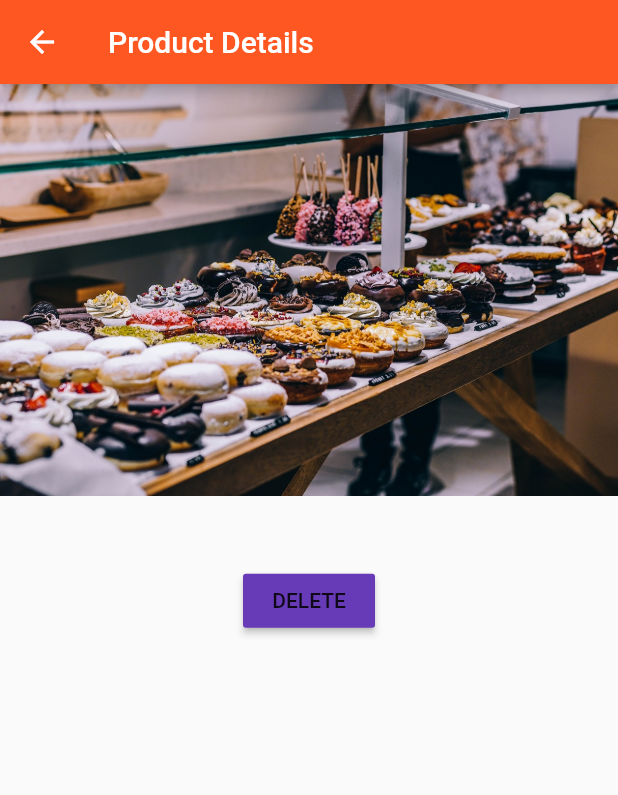
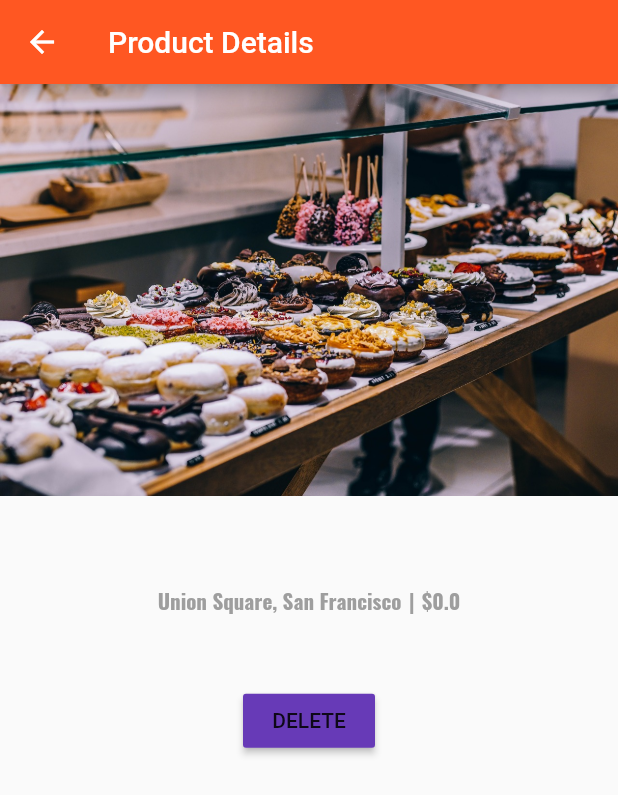
Before and after one commit to abhilashkr31/flutter_course, a Flutter app: the ProductsAdminPage screen opened by its route, after a tap on "Save", after a tap on the "info" icon, on a phone screen of 412 x 824 dp. Shown: the top 795 px of the screen. Run offline on Flutter 3.47's test engine with Material 2 defaults, Android fonts, the phone set to English and light mode, and no system bars.

Commit message:
product-manager: Reorganise code to make more granular
This change further modifies the App to reorganise the
code and make it more readable by modularising the same.

```diff
--- a/lib/main.dart
+++ b/lib/main.dart
@@ -58,7 +58,10 @@ class _MyAppState extends State<MyApp> {
           final int index = int.parse(pathElements[2]);
           return MaterialPageRoute<bool>(
             builder: (BuildContext context) => ProductPage(
-                _products[index]['title'], _products[index]['image']),
+                _products[index]['title'],
+                _products[index]['image'],
+                _products[index]['price'],
+                _products[index]['description']),
           );
         }
         return null;
--- a/lib/pages/auth.dart
+++ b/lib/pages/auth.dart
@@ -12,6 +12,59 @@ class _AuthPageState extends State<AuthPage> {
   String _passwordValue;
   bool _acceptTerms = false;
 
+  DecorationImage _buildBackgroundImage() {
+    return DecorationImage(
+      fit: BoxFit.cover,
+      colorFilter:
+          ColorFilter.mode(Colors.black.withOpacity(0.5), BlendMode.dstATop),
+      image: AssetImage("assets/background.jpg"),
+    );
+  }
+
+  Widget _buildEmailTextField() {
+    return TextField(
+      decoration: InputDecoration(
+          labelText: "E-Mail", filled: true, fillColor: Colors.white),
+      keyboardType: TextInputType.emailAddress,
+      onChanged: (String value) {
+        setState(() {
+          _emailValue = value;
+        });
+      },
+    );
+  }
+
+  Widget _buildPasswordTextField() {
+    return TextField(
+      decoration: InputDecoration(
+          labelText: "Password", filled: true, fillColor: Colors.white),
+      obscureText: true,
+      onChanged: (String value) {
+        setState(() {
+          _passwordValue = value;
+        });
+      },
+    );
+  }
+
+  Widget _buildAcceptSwitch() {
+    return SwitchListTile(
+      value: _acceptTerms,
+      onChanged: (bool value) {
+        setState(() {
+          _acceptTerms = value;
+        });
+      },
+      title: Text("Accept Terms"),
+    );
+  }
+
+  void _submitForm() {
+    print(_emailValue);
+    print(_passwordValue);
+    Navigator.pushReplacementNamed(context, '/products');
+  }
+
   @override
   Widget build(BuildContext context) {
     return Scaffold(
@@ -20,62 +73,23 @@ class _AuthPageState extends State<AuthPage> {
       ),
       body: Container(
         decoration: BoxDecoration(
-          image: DecorationImage(
-            fit: BoxFit.cover,
-            colorFilter: ColorFilter.mode(
-                Colors.black.withOpacity(0.5), BlendMode.dstATop),
-            image: AssetImage("assets/background.jpg"),
-          ),
+          image: _buildBackgroundImage(),
         ),
         padding: EdgeInsets.all(10.0),
         child: Center(
           child: SingleChildScrollView(
             child: Column(
               children: <Widget>[
-                TextField(
-                  decoration: InputDecoration(
-                      labelText: "E-Mail",
-                      filled: true,
-                      fillColor: Colors.white),
-                  keyboardType: TextInputType.emailAddress,
-                  onChanged: (String value) {
-                    setState(() {
-                      _emailValue = value;
-                    });
-                  },
-                ),
+                _buildEmailTextField(),
                 SizedBox(height: 10.0),
-                TextField(
-                  decoration: InputDecoration(
-                      labelText: "Password",
-                      filled: true,
-                      fillColor: Colors.white),
-                  obscureText: true,
-                  onChanged: (String value) {
-                    setState(() {
-                      _passwordValue = value;
-                    });
-                  },
-                ),
-                SwitchListTile(
-                  value: _acceptTerms,
-                  onChanged: (bool value) {
-                    setState(() {
-                      _acceptTerms = value;
-                    });
-                  },
-                  title: Text("Accept Terms"),
-                ),
+                _buildPasswordTextField(),
+                _buildAcceptSwitch(),
                 SizedBox(height: 10.0),
                 RaisedButton(
                   color: Theme.of(context).primaryColor,
                   textColor: Colors.white,
                   child: Text("Login"),
-                  onPressed: () {
-                    print(_emailValue);
-                    print(_passwordValue);
-                    Navigator.pushReplacementNamed(context, '/products');
-                  },
+                  onPressed: _submitForm,
                 ),
               ],
             ),
--- a/lib/pages/product.dart
+++ b/lib/pages/product.dart
@@ -1,10 +1,14 @@
 import 'package:flutter/material.dart';
+
+import '../widgets/products/ui_elements/title_default.dart';
 
 class ProductPage extends StatelessWidget {
   final String title;
+  final String description;
+  final double price;
   final String imageUrl;
 
-  ProductPage(this.title, this.imageUrl);
+  ProductPage(this.title, this.imageUrl, this.price, this.description);
 
   _showWarningDialog(BuildContext context) {
     showDialog(
@@ -33,6 +37,32 @@ class ProductPage extends StatelessWidget {
     );
   }
 
+  Widget _buildAddressPriceRow() {
+    return Row(
+      mainAxisAlignment: MainAxisAlignment.center,
+      children: <Widget>[
+        Text(
+          "Union Square, San Francisco",
+          style: TextStyle(fontFamily: 'Oswald', color: Colors.grey),
+        ),
+        Container(
+          margin: EdgeInsets.symmetric(horizontal: 5.0),
+          child: Text(
+            '|',
+            style: TextStyle(
+              fontFamily: 'Oswald',
+              color: Colors.grey,
+            ),
+          ),
+        ),
+        Text(
+          "\$$price",
+          style: TextStyle(fontFamily: 'Oswald', color: Colors.grey),
+        ),
+      ],
+    );
+  }
+
   @override
   Widget build(BuildContext context) {
     return WillPopScope(
@@ -50,7 +80,15 @@ class ProductPage extends StatelessWidget {
             Image.asset(imageUrl),
             Container(
               padding: EdgeInsets.all(10.0),
-              child: Text(title),
+              child: TitleDefault(title),
+            ),
+            _buildAddressPriceRow(),
+            Container(
+              padding: EdgeInsets.all(10.0),
+              child: Text(
+                description,
+                textAlign: TextAlign.center,
+              ),
             ),
             Container(
               padding: EdgeInsets.all(10.0),
--- a/lib/pages/product_create.dart
+++ b/lib/pages/product_create.dart
@@ -16,21 +16,19 @@ class _ProductCreatePageState extends State<ProductCreatePage> {
   String _descriptionValue = '';
   double _priceValue = 0.0;
 
-  @override
-  Widget build(BuildContext context) {
-    return Container(
-      margin: EdgeInsets.all(10.0),
-      child: ListView(
-        children: <Widget>[
-          TextField(
+  Widget _buildTitleTextField() {
+    return TextField(
       decoration: InputDecoration(labelText: 'Product Title'),
       onChanged: (String value) {
         setState(() {
           _titleValue = value;
         });
       },
-          ),
-          TextField(
+    );
+  }
+
+  Widget _buildDescriptionTextField() {
+    return TextField(
       maxLines: 4,
       decoration: InputDecoration(labelText: 'Product Description'),
       onChanged: (String value) {
@@ -38,8 +36,11 @@ class _ProductCreatePageState extends State<ProductCreatePage> {
           _descriptionValue = value;
         });
       },
-          ),
-          TextField(
+    );
+  }
+
+  Widget _buildPriceTextField() {
+    return TextField(
       keyboardType: TextInputType.numberWithOptions(),
       decoration: InputDecoration(labelText: 'Product Price'),
       onChanged: (String value) {
@@ -47,15 +48,10 @@ class _ProductCreatePageState extends State<ProductCreatePage> {
           _priceValue = double.parse(value);
         });
       },
-          ),
-          SizedBox(
-            height: 10.0,
-          ),
-          RaisedButton(
-            child: Text("Save"),
-            color: Theme.of(context).accentColor,
-            textColor: Colors.white,
-            onPressed: () {
+    );
+  }
+
+  void _submitForm() {
     final Map<String, dynamic> product = {
       'title': _titleValue,
       'description': _descriptionValue,
@@ -64,7 +60,25 @@ class _ProductCreatePageState extends State<ProductCreatePage> {
     };
     widget.addProduct(product);
     Navigator.pushReplacementNamed(context, '/products');
-            },
+  }
+
+  @override
+  Widget build(BuildContext context) {
+    return Container(
+      margin: EdgeInsets.all(10.0),
+      child: ListView(
+        children: <Widget>[
+          _buildTitleTextField(),
+          _buildDescriptionTextField(),
+          _buildPriceTextField(),
+          SizedBox(
+            height: 10.0,
+          ),
+          RaisedButton(
+            child: Text("Save"),
+            color: Theme.of(context).accentColor,
+            textColor: Colors.white,
+            onPressed: _submitForm,
           ),
         ],
       ),
--- a/lib/pages/products.dart
+++ b/lib/pages/products.dart
@@ -7,10 +7,8 @@ class ProductsPage extends StatelessWidget {
 
   ProductsPage(this.products);
 
-  @override
-  Widget build(BuildContext context) {
-    return Scaffold(
-      drawer: Drawer(
+  Drawer _buildSideDrawer(BuildContext context) {
+    return Drawer(
       child: Column(
         children: <Widget>[
           AppBar(
@@ -26,7 +24,13 @@ class ProductsPage extends StatelessWidget {
           ),
         ],
       ),
-      ),
+    );
+  }
+
+  @override
+  Widget build(BuildContext context) {
+    return Scaffold(
+      drawer: _buildSideDrawer(context),
       appBar: AppBar(
         title: Text("Easy List"),
         actions: <Widget>[
--- a/lib/pages/products_admin.dart
+++ b/lib/pages/products_admin.dart
@@ -9,12 +9,8 @@ class ProductsAdminPage extends StatelessWidget {
 
   ProductsAdminPage(this.addProduct, this.deleteProduct);
 
-  @override
-  Widget build(BuildContext context) {
-    return DefaultTabController(
-      length: 2,
-      child: Scaffold(
-        drawer: Drawer(
+  Drawer _buildSideDrawer(BuildContext context) {
+    return Drawer(
       child: Column(
         children: <Widget>[
           AppBar(
@@ -30,7 +26,15 @@ class ProductsAdminPage extends StatelessWidget {
           ),
         ],
       ),
-        ),
+    );
+  }
+
+  @override
+  Widget build(BuildContext context) {
+    return DefaultTabController(
+      length: 2,
+      child: Scaffold(
+        drawer: _buildSideDrawer(context),
         appBar: AppBar(
           title: Text("Manage Products"),
           bottom: TabBar(
--- /dev/null
+++ b/lib/widgets/products/address_tag.dart
@@ -0,0 +1,22 @@
+import 'package:flutter/material.dart';
+
+class AddressTag extends StatelessWidget {
+  final String address;
+
+  AddressTag(this.address);
+
+  @override
+  Widget build(BuildContext context) {
+    return Container(
+            padding: EdgeInsets.symmetric(horizontal: 6.0, vertical: 2.5),
+            decoration: BoxDecoration(
+              border: Border.all(
+                color: Colors.grey,
+                width: 1.0,
+              ),
+              borderRadius: BorderRadius.circular(4.0),
+            ),
+            child: Text(address),
+          );
+  }
+}
--- a/lib/widgets/products/product_card.dart
+++ b/lib/widgets/products/product_card.dart
@@ -1,6 +1,8 @@
 import 'package:flutter/material.dart';
 
 import './price_tag.dart';
+import './address_tag.dart';
+import './ui_elements/title_default.dart';
 
 class ProductCard extends StatelessWidget {
   final Map<String, dynamic> product;
@@ -8,43 +10,24 @@ class ProductCard extends StatelessWidget {
 
   ProductCard(this.product, this.productIndex);
 
-  @override
-  Widget build(BuildContext context) {
-    return Card(
-      child: Column(
-        children: <Widget>[
-          Image.asset(product['image']),
-          Container(
+  Widget _buildTitlePriceRow() {
+    return Container(
       padding: EdgeInsets.only(top: 10.0),
       child: Row(
         mainAxisAlignment: MainAxisAlignment.center,
         children: <Widget>[
-                Text(
-                  product['title'],
-                  style: TextStyle(
-                      fontSize: 26.0,
-                      fontWeight: FontWeight.bold,
-                      fontFamily: 'Oswald'),
-                ),
+          TitleDefault(product['title']),
           SizedBox(
             width: 8.0,
           ),
           PriceTag(product['price'].toString()),
         ],
       ),
-          ),
-          Container(
-            padding: EdgeInsets.symmetric(horizontal: 6.0, vertical: 2.5),
-            decoration: BoxDecoration(
-              border: Border.all(
-                color: Colors.grey,
-                width: 1.0,
-              ),
-              borderRadius: BorderRadius.circular(4.0),
-            ),
-            child: Text("Union Square, San Francisco"),
-          ),
-          ButtonBar(
+    );
+  }
+
+  Widget _buildActionButtons(BuildContext context) {
+    return ButtonBar(
       alignment: MainAxisAlignment.center,
       children: <Widget>[
         IconButton(
@@ -61,7 +44,18 @@ class ProductCard extends StatelessWidget {
           onPressed: () {},
         ),
       ],
-          )
+    );
+  }
+
+  @override
+  Widget build(BuildContext context) {
+    return Card(
+      child: Column(
+        children: <Widget>[
+          Image.asset(product['image']),
+          _buildTitlePriceRow(),
+          AddressTag("Union Square, San Francisco"),
+          _buildActionButtons(context),
         ],
       ),
     );
--- /dev/null
+++ b/lib/widgets/products/ui_elements/title_default.dart
@@ -0,0 +1,16 @@
+import 'package:flutter/material.dart';
+
+class TitleDefault extends StatelessWidget {
+  final String title;
+
+  TitleDefault(this.title);
+
+  @override
+  Widget build(BuildContext context) {
+    return Text(
+      title,
+      style: TextStyle(
+          fontSize: 26.0, fontWeight: FontWeight.bold, fontFamily: 'Oswald'),
+    );
+  }
+}
```
Lines whose indentation alone changed are shown as unchanged.
